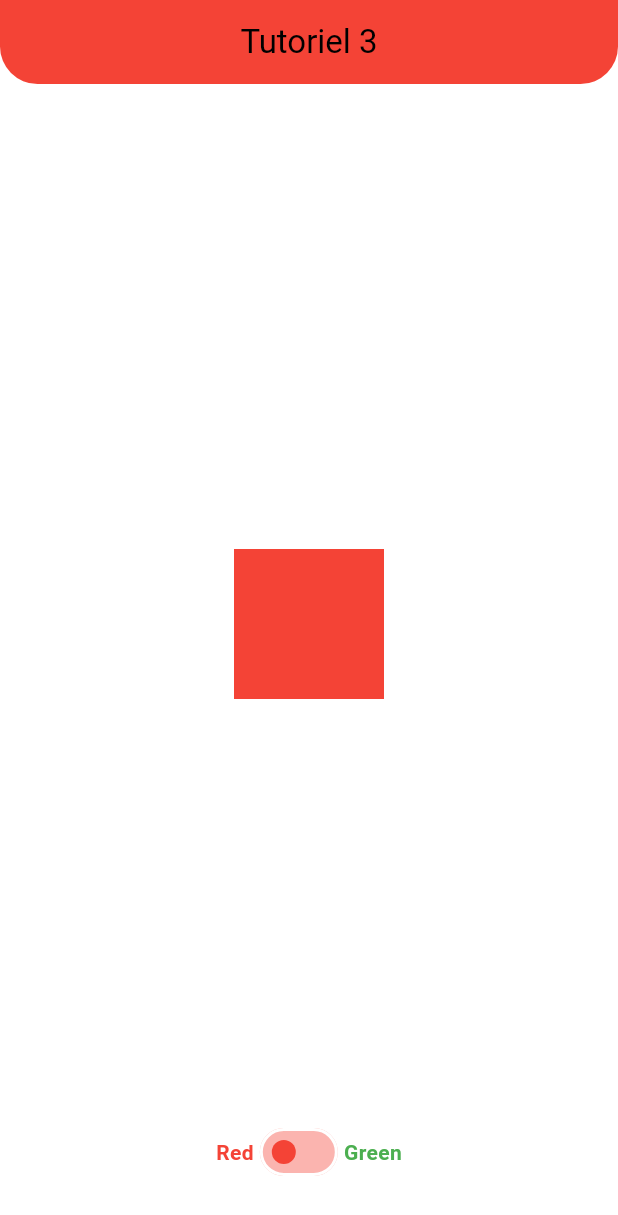
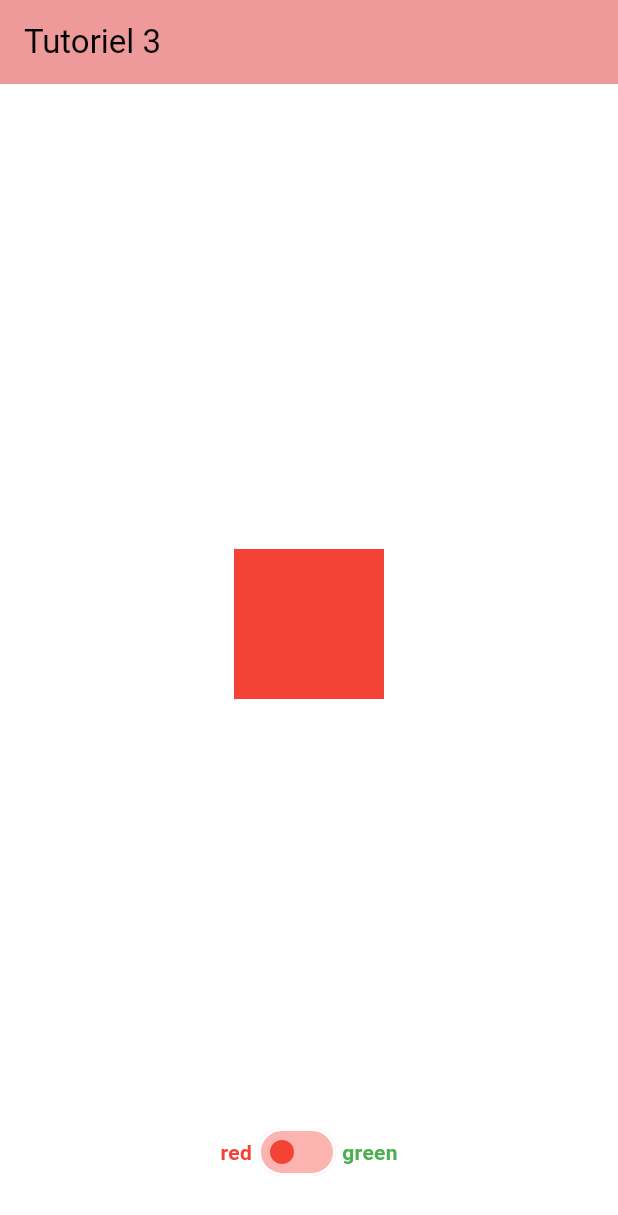
Before and after one commit to IweZix/BIN2-Q2-Mobile, a Flutter app: the screen it shows after launch, on a phone screen of 412 x 824 dp. Shown: the top 1215 px of the screen. Run offline on Flutter 3.47's test engine with Material 3 defaults, Android fonts, the phone set to English and light mode, and no system bars.

```diff
--- /dev/null
+++ b/tuto3/lib/home_screen.dart
@@ -0,0 +1,31 @@
+import 'package:flutter/material.dart';
+import 'package:tuto3/main.dart';
+import 'package:tuto3/my_square.dart';
+import 'package:tuto3/my_switch.dart';
+
+class HomeScreen extends StatelessWidget {
+  final String color;
+  final void Function(String) setColor;
+
+
+  const HomeScreen({super.key, required this.color, required this.setColor});
+
+  @override
+  Widget build(BuildContext context) {
+    return Scaffold(
+      appBar: AppBar(
+        title: const Text("Tutoriel 3"),
+        backgroundColor: getColorValue(color).shade200,
+      ),
+      body: Padding(
+        padding: const EdgeInsets.all(32.0),
+        child: Column(
+          children: [
+            MySquare(color: color),
+            MySwitch(color: color, setColor: setColor)
+          ],
+        ),
+      ),
+    );
+  }
+}
--- a/tuto3/lib/main.dart
+++ b/tuto3/lib/main.dart
@@ -1,4 +1,5 @@
 import 'package:flutter/material.dart';
+import 'package:tuto3/home_screen.dart';
 
 const colors = {
   "red": Colors.red,
@@ -42,69 +43,11 @@ class _MyAppState extends State<MyApp> {
   Widget build(BuildContext context) {
     return MaterialApp(
       debugShowCheckedModeBanner: false,
-      title: 'Flutter Demo',
+      title: 'Flutter Tutoriel 3',
       theme: ThemeData(
         colorScheme: ColorScheme.fromSwatch(primarySwatch: getColorValue(color)),
       ),
-      home: Scaffold(
-        appBar: AppBar(
-          title: const Center(
-            child: Text('Tutoriel 3'),
-          ),
-          shape: const RoundedRectangleBorder(
-            borderRadius: BorderRadius.only(
-              bottomRight: Radius.circular(25),
-              bottomLeft: Radius.circular(25),
-            ),
-          ),
-          backgroundColor: getColorValue(color),
-        ),
-        body: Padding(
-          padding: const EdgeInsets.all(32.0),
-          child: Column(
-            children: [
-              Expanded(
-                child: Center(
-                  child: Container(
-                    width: 100,
-                    height: 100,
-                    color: getColorValue(color),
-                  ),
-                ),
-              ),
-              Row(
-                mainAxisAlignment: MainAxisAlignment.center,
-                children: [
-                  const Text(
-                    "Red",
-                    style: TextStyle(
-                      color: Colors.red,
-                      fontWeight: FontWeight.bold,
-                    ),
-                  ),
-                  Switch(
-                    value: color == "green",
-                    activeColor: Colors.green,
-                    inactiveThumbColor: Colors.red,
-                    inactiveTrackColor: Colors.red.withOpacity(0.4),
-                    onChanged: (value) =>
-                        setColor(value
-                            ? "green"
-                            : "red"),
-                  ),
-                  const Text(
-                    "Green",
-                    style: TextStyle(
-                      color: Colors.green,
-                      fontWeight: FontWeight.bold,
-                    ),
-                  ),
-                ],
-              ),
-            ],
-          ),
-        ),
-      ),
+      home: HomeScreen(color: color, setColor: setColor),
     );
   }
 }
--- /dev/null
+++ b/tuto3/lib/my_square.dart
@@ -0,0 +1,20 @@
+import 'package:flutter/cupertino.dart';
+
+import 'main.dart';
+
+class MySquare extends StatelessWidget {
+  final String color;
+  const MySquare({super.key, required this.color});
+  @override
+  Widget build(BuildContext context) {
+    return Expanded(
+      child: Center(
+        child: Container(
+          width: 100,
+          height: 100,
+          color: getColorValue(color),
+        ),
+      ),
+    );
+  }
+}
--- /dev/null
+++ b/tuto3/lib/my_switch.dart
@@ -0,0 +1,35 @@
+import 'package:flutter/material.dart';
+
+class MySwitch extends StatelessWidget {
+  final String color;
+  final void Function(String) setColor;
+  const MySwitch({
+    super.key,
+    required this.color,
+    required this.setColor,
+  });
+  @override
+  Widget build(BuildContext context) {
+    return Row(
+      mainAxisAlignment: MainAxisAlignment.center,
+      children: [
+        const Text(
+          "red",
+          style: TextStyle(color: Colors.red, fontWeight: FontWeight.bold),
+        ),
+        Switch(
+          value: color == "green",
+          activeColor: Colors.green,
+          inactiveThumbColor: Colors.red,
+          inactiveTrackColor: Colors.red.withOpacity(0.4),
+          onChanged: (value) => setColor(value ? "green" : "red"),
+        ),
+        const Text(
+          "green",
+          style: TextStyle(color: Colors.green, fontWeight:
+          FontWeight.bold),
+        ),
+      ],
+    );
+  }
+}
```
